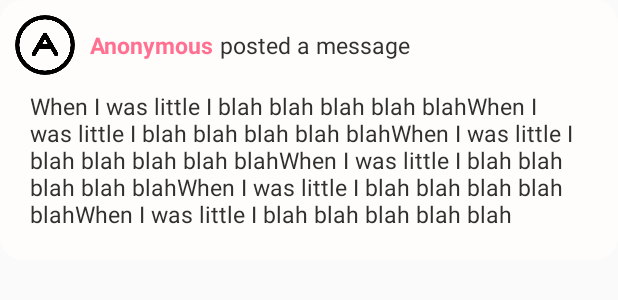
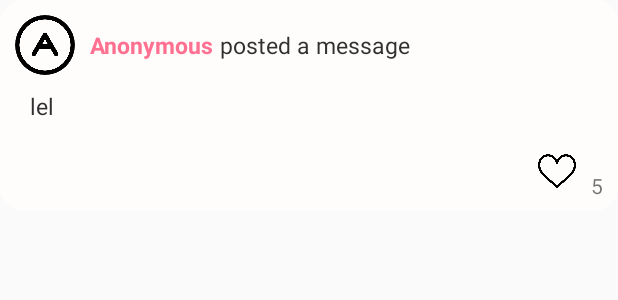
Before and after one commit to isaacwang4076/wholesomeapp, an Android app: the layout story_feed_item.xml on its own in the app's theme, with its tools: preview values and no code run, on a phone screen of 412 x 824 dp. Shown: the top 300 px of the screen. Run offline under Robolectric (Android 15) with nearby library versions, the phone set to English and light mode, and no system bars.

Commit message:
we like bois bump it up

```diff
--- a/app/build.gradle
+++ b/app/build.gradle
@@ -52,4 +52,5 @@ android {
 }
 
 
+
 apply plugin: 'com.google.gms.google-services'
--- a/app/src/main/AndroidManifest.xml
+++ b/app/src/main/AndroidManifest.xml
@@ -24,7 +24,10 @@
             android:name=".ChatActivity"
             android:parentActivityName=".ConversationsActivity"
             android:windowSoftInputMode="adjustResize" />
-        <activity android:name=".ConversationsActivity"
+        <activity
+            android:name=".ConversationsActivity"
+            android:parentActivityName=".MainActivity" />
+        <activity android:name=".StoryActivity"
             android:parentActivityName=".MainActivity"></activity>
 
         <service android:name="com.twilio.client.TwilioClientService"
--- a/app/src/main/java/com/example/isaacwang/wholesomeapp/ConversationsActivity.java
+++ b/app/src/main/java/com/example/isaacwang/wholesomeapp/ConversationsActivity.java
@@ -12,7 +12,7 @@ public class ConversationsActivity extends AppCompatActivity {
         super.onCreate(savedInstanceState);
         setContentView(R.layout.activity_conversations);
         Toolbar myToolbar = (Toolbar) findViewById(R.id.appBar);
-        myToolbar.setTitle(getResources().getString(R.string.app_name));
+        myToolbar.setTitle("Conversations");
         myToolbar.setTitleTextColor(getResources().getColor(R.color.white));
         setSupportActionBar(myToolbar);
         getSupportActionBar().setDisplayHomeAsUpEnabled(true);
--- a/app/src/main/res/layout/story_feed_item.xml
+++ b/app/src/main/res/layout/story_feed_item.xml
@@ -42,9 +42,27 @@
         android:layout_marginLeft="@dimen/smallish_gap"
         android:layout_marginRight="@dimen/smallish_gap"
         android:layout_marginBottom="@dimen/smallish_gap"
-
-        android:text="When I was little I blah blah blah blah blahWhen I was little I blah blah blah blah blahWhen I was little I blah blah blah blah blahWhen I was little I blah blah blah blah blahWhen I was little I blah blah blah blah blahWhen I was little I blah blah blah blah blah"
+        android:text="lel"
         android:textColor="@color/textColor"
         android:textSize="@dimen/medium_size"/>
 
+    <LinearLayout
+        android:layout_width="match_parent"
+        android:layout_height="wrap_content"
+        android:orientation="horizontal"
+        android:gravity="right">
+
+        <Button
+            android:id="@+id/likeButton"
+            android:layout_width="25dp"
+            android:layout_height="25dp"
+            android:background="@drawable/like_empty"/>
+        <TextView
+            android:id="@+id/numLikes"
+            android:layout_margin="@dimen/small_gap"
+            android:layout_width="wrap_content"
+            android:layout_height="wrap_content"
+            android:text="5"/>
+    </LinearLayout>
+
 </LinearLayout>
--- a/app/src/main/res/menu/main_menu.xml
+++ b/app/src/main/res/menu/main_menu.xml
@@ -1,6 +1,11 @@
 <?xml version="1.0" encoding="utf-8"?>
 <menu xmlns:android="http://schemas.android.com/apk/res/android"
     xmlns:app="http://schemas.android.com/apk/res-auto">
+    <item
+        android:id="@+id/menu_item_story"
+        android:icon="@drawable/pencil"
+        android:title="same"
+        app:showAsAction="ifRoom"/>
     <item
         android:id="@+id/menu_item_conversations"
         android:icon="@drawable/speech_bubble"
```
Also changed, not shown: app/src/main/java/com/example/isaacwang/wholesomeapp/FeedItem.java (+30 -2 lines), app/src/main/java/com/example/isaacwang/wholesomeapp/MainActivity.java (+19 -16 lines), app/src/main/java/com/example/isaacwang/wholesomeapp/Network.java (+44 -11 lines), app/src/main/java/com/example/isaacwang/wholesomeapp/StoryActivity.java (added, +27 -0 lines), app/src/main/res/layout/activity_story.xml (added, +40 -0 lines), app/src/main/res/drawable-mdpi/like_empty.png (added), app/src/main/res/drawable-mdpi/like_full.png (added), app/src/main/res/drawable-mdpi/pencil.png (added).
